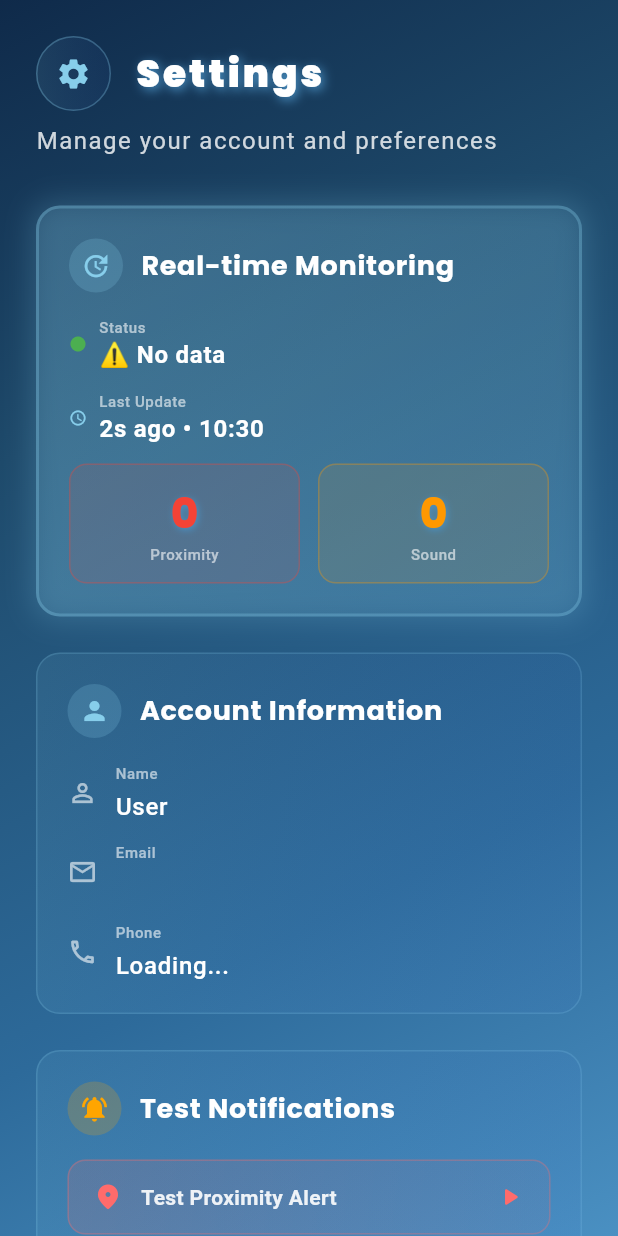
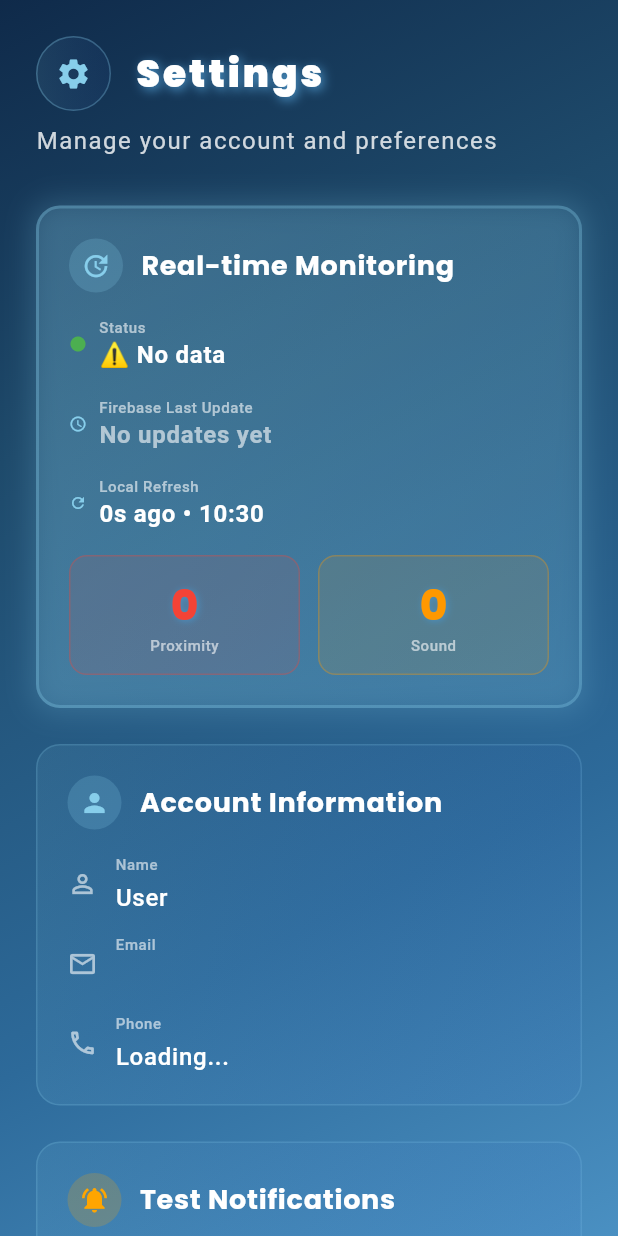
Before and after one commit to Ahmad-030/fyp_project, a Flutter app: the ChildSafetyMonitoringScreen screen opened directly, after a tap on the "security" icon, on a phone screen of 412 x 824 dp. Run offline on Flutter 3.47's test engine with Material 3 defaults, Android fonts, the phone set to English and light mode, and no system bars; our stand-ins replace firebase_auth, firebase_core, firebase_database, flutter_local_notifications, get, google_fonts and 3 more; accounts and stored records are empty.

Commit message:
first commit

```diff
--- a/lib/HomeScreen/Controller/SafetyMonitoring_Controller.dart
+++ b/lib/HomeScreen/Controller/SafetyMonitoring_Controller.dart
@@ -13,8 +13,12 @@ class SafetyMonitoringController extends GetxController {
   var soundAlerts = <Map<String, dynamic>>[].obs;
   var isLoading = true.obs;
   var lastRefreshTime = DateTime.now().obs;
-  var debugLogs = <String>[].obs; // Store debug logs for UI display
+  var debugLogs = <String>[].obs;
   var connectionStatus = 'Connecting...'.obs;
+
+  // ✅ NEW: Firebase server timestamp for accurate sync
+  var firebaseLastUpdate = Rx<DateTime?>(null);
+  var serverTime = DateTime.now().obs;
 
   late Set<String> _notifiedAlertIds;
   late Map<String, int> _lastSeenTimestamps;
@@ -27,6 +31,7 @@ class SafetyMonitoringController extends GetxController {
     _lastSeenTimestamps = {};
     _addLog('🚀 Controller initialized');
     _initializeNotifications();
+    _syncServerTime();
   }
 
   void _addLog(String message) {
@@ -35,9 +40,27 @@ class SafetyMonitoringController extends GetxController {
     debugLogs.add(logMessage);
     print(logMessage);
 
-    // Keep only last 100 logs
     if (debugLogs.length > 100) {
       debugLogs.removeAt(0);
+    }
+  }
+
+  // ✅ NEW: Sync with Firebase server time
+  Future<void> _syncServerTime() async {
+    try {
+      _addLog('⏰ Syncing with Firebase server time...');
+
+      // Get server timestamp reference
+      final serverRef = _database.ref().child('.info/serverTimeOffset');
+      final event = await serverRef.once();
+
+      if (event.snapshot.exists) {
+        final offset = (event.snapshot.value as num?)?.toInt() ?? 0;
+        serverTime.value = DateTime.now().add(Duration(milliseconds: offset));
+        _addLog('✅ Server time synced (offset: ${offset}ms)');
+      }
+    } catch (e) {
+      _addLog('⚠️ Server time sync error: $e');
     }
   }
 
@@ -81,6 +104,9 @@ class SafetyMonitoringController extends GetxController {
             proximityAlerts.clear();
             soundAlerts.clear();
 
+            // Track the latest Firebase timestamp
+            int latestTimestamp = 0;
+
             // Parse PROXIMITY alerts
             if (data.containsKey('PROXIMITY')) {
               _addLog('');
@@ -90,9 +116,16 @@ class SafetyMonitoringController extends GetxController {
 
               proxData.forEach((key, value) {
                 if (value is Map) {
+                  final alertMap = Map<String, dynamic>.from(value);
+                  final timestamp = _normalizeTimestamp(alertMap['lastUpdate'] ?? alertMap['timestamp'] ?? 0);
+
+                  if (timestamp > latestTimestamp) {
+                    latestTimestamp = timestamp;
+                  }
+
                   _parseAndProcessAlert(
                     key: key,
-                    alertMap: value,
+                    alertMap: alertMap,
                     alertType: 'PROXIMITY',
                     isProximity: true,
                   );
@@ -111,9 +144,16 @@ class SafetyMonitoringController extends GetxController {
 
               soundData.forEach((key, value) {
                 if (value is Map) {
+                  final alertMap = Map<String, dynamic>.from(value);
+                  final timestamp = _normalizeTimestamp(alertMap['lastUpdate'] ?? alertMap['timestamp'] ?? 0);
+
+                  if (timestamp > latestTimestamp) {
+                    latestTimestamp = timestamp;
+                  }
+
                   _parseAndProcessAlert(
                     key: key,
-                    alertMap: value,
+                    alertMap: alertMap,
                     alertType: 'SOUND_HAZARD',
                     isProximity: false,
                   );
@@ -121,6 +161,12 @@ class SafetyMonitoringController extends GetxController {
               });
             } else {
               _addLog('🔊 No SOUND_HAZARD alerts found');
+            }
+
+            // ✅ Update Firebase last update from latest alert
+            if (latestTimestamp > 0) {
+              firebaseLastUpdate.value = DateTime.fromMillisecondsSinceEpoch(latestTimestamp);
+              _addLog('⏱️ Latest Firebase Update: ${firebaseLastUpdate.value}');
             }
 
             // Summary
@@ -133,6 +179,7 @@ class SafetyMonitoringController extends GetxController {
           } else {
             _addLog('⚠️ No data in database');
             connectionStatus.value = '⚠️ No data';
+            firebaseLastUpdate.value = null;
           }
 
           isLoading.value = false;
@@ -237,6 +284,7 @@ class SafetyMonitoringController extends GetxController {
     return timestamp;
   }
 
+  // ✅ IMPROVED: Format timestamp with relative and absolute time
   String formatTimestamp(int timestamp) {
     if (timestamp == 0) return 'Unknown';
 
@@ -281,20 +329,54 @@ class SafetyMonitoringController extends GetxController {
     }
   }
 
+  // ✅ NEW: Get formatted Firebase last update time
+  String getFirebaseLastUpdateFormatted() {
+    if (firebaseLastUpdate.value == null) {
+      return 'No updates yet';
+    }
+
+    final lastUpdate = firebaseLastUpdate.value!;
+    final now = DateTime.now();
+    final diff = now.difference(lastUpdate);
+
+    if (diff.inSeconds <= 0) {
+      return 'Just now';
+    }
+    if (diff.inSeconds < 60) {
+      return '${diff.inSeconds}s ago • ${lastUpdate.hour.toString().padLeft(2, '0')}:${lastUpdate.minute.toString().padLeft(2, '0')}';
+    }
+    if (diff.inMinutes < 60) {
+      return '${diff.inMinutes}m ago • ${lastUpdate.hour.toString().padLeft(2, '0')}:${lastUpdate.minute.toString().padLeft(2, '0')}';
+    }
+    if (diff.inHours < 24) {
+      return '${diff.inHours}h ago • ${lastUpdate.hour.toString().padLeft(2, '0')}:${lastUpdate.minute.toString().padLeft(2, '0')}';
+    }
+    return 'Recently';
+  }
+
+  // ✅ NEW: Get connection status based on Firebase data
+  String getConnectionStatusDisplay() {
+    if (connectionStatus.value.contains('Error')) {
+      return '🔴 Connection Failed';
+    }
+    if (connectionStatus.value.contains('No data')) {
+      return '⚠️ No Data';
+    }
+    if (firebaseLastUpdate.value != null) {
+      return '🟢 Connected';
+    }
+    return '🟡 Connecting...';
+  }
+
   void _handleAlertNotification({
     required String alertId,
     required int timestamp,
     required String message,
     required bool isProximity,
   }) {
-    // ✅ Only send notification if BOTH conditions are met:
-    // 1. We've seen this alert before AND timestamp changed (new event)
-    // 2. OR it's the first time AND timestamp is recent
-
     if (_lastSeenTimestamps.containsKey(alertId)) {
       final lastSeenTimestamp = _lastSeenTimestamps[alertId]!;
 
-      // ✅ Check if timestamp CHANGED (indicating new alert)
       if (timestamp != lastSeenTimestamp) {
         _addLog('      🔔 NEW alert detected');
         _addLog('      Changed: $lastSeenTimestamp → $timestamp');
@@ -306,7 +388,6 @@ class SafetyMonitoringController extends GetxController {
         _addLog('      ℹ️ Duplicate (same timestamp - no notification)');
       }
     } else {
-      // First time seeing this alert - record but DON'T notify
       _addLog('      📝 First occurrence (recording - no notification yet)');
       _addLog('      Will notify when lastUpdate changes');
       _lastSeenTimestamps[alertId] = timestamp;
--- a/lib/HomeScreen/Controller/Setting_Controller.dart
+++ b/lib/HomeScreen/Controller/Setting_Controller.dart
@@ -18,9 +18,10 @@ class SettingsController extends GetxController {
   var fullName = ''.obs;
   var phoneNumber = ''.obs;
 
-  // Real-time monitoring status
+  // ✅ Real-time monitoring status with Firebase sync
   var connectionStatus = RxString('🟢 Connected');
   var lastRefreshTime = Rx<DateTime>(DateTime.now());
+  var firebaseLastUpdate = Rx<DateTime?>(null);
   var proximityAlerts = RxList<Map<String, dynamic>>();
   var soundAlerts = RxList<Map<String, dynamic>>();
 
@@ -73,7 +74,7 @@ class SettingsController extends GetxController {
     }
   }
 
-  // ✅ NEW: Setup real-time monitoring
+  // ✅ Setup real-time monitoring with Firebase timestamp tracking
   void _setupRealtimeMonitoring() {
     try {
       print('🔗 Setting up real-time monitoring...');
@@ -88,6 +89,7 @@ class SettingsController extends GetxController {
           soundAlerts.clear();
 
           final data = Map<String, dynamic>.from(event.snapshot.value as Map);
+          int latestTimestamp = 0;
 
           // Parse PROXIMITY alerts
           if (data.containsKey('PROXIMITY')) {
@@ -95,11 +97,17 @@ class SettingsController extends GetxController {
             proxData.forEach((key, value) {
               if (value is Map) {
                 final alertMap = Map<String, dynamic>.from(value);
+                final timestamp = _normalizeTimestamp(alertMap['lastUpdate'] ?? alertMap['timestamp'] ?? 0);
+
+                if (timestamp > latestTimestamp) {
+                  latestTimestamp = timestamp;
+                }
+
                 proximityAlerts.add({
                   'id': key,
                   'message': alertMap['message'] ?? 'Proximity Alert',
                   'status': alertMap['status'] ?? 'ACTIVE',
-                  'timestamp': alertMap['lastUpdate'] ?? alertMap['timestamp'] ?? 0,
+                  'timestamp': timestamp,
                 });
               }
             });
@@ -111,20 +119,35 @@ class SettingsController extends GetxController {
             soundData.forEach((key, value) {
               if (value is Map) {
                 final alertMap = Map<String, dynamic>.from(value);
+                final timestamp = _normalizeTimestamp(alertMap['lastUpdate'] ?? alertMap['timestamp'] ?? 0);
+
+                if (timestamp > latestTimestamp) {
+                  latestTimestamp = timestamp;
+                }
+
                 soundAlerts.add({
                   'id': key,
                   'message': alertMap['message'] ?? 'Sound Alert',
                   'status': alertMap['status'] ?? 'ACTIVE',
-                  'timestamp': alertMap['lastUpdate'] ?? alertMap['timestamp'] ?? 0,
+                  'timestamp': timestamp,
                 });
               }
             });
+          }
+
+          // ✅ Update Firebase last update from latest alert
+          if (latestTimestamp > 0) {
+            firebaseLastUpdate.value = DateTime.fromMillisecondsSinceEpoch(latestTimestamp);
+            print('⏱️ Latest Firebase Update: ${firebaseLastUpdate.value}');
+          } else {
+            firebaseLastUpdate.value = null;
           }
 
           print('✅ Real-time data updated');
         } else {
           print('⚠️ No alerts data found');
           connectionStatus.value = '⚠️ No data';
+          firebaseLastUpdate.value = null;
         }
       }, onError: (error) {
         print('❌ Real-time listener error: $error');
@@ -134,6 +157,58 @@ class SettingsController extends GetxController {
       print('❌ Error setting up monitoring: $e');
       connectionStatus.value = '🔴 Failed';
     }
+  }
+
+  // ✅ Normalize timestamp from Firebase
+  int _normalizeTimestamp(dynamic rawTimestamp) {
+    if (rawTimestamp == null) return 0;
+
+    int timestamp = 0;
+
+    if (rawTimestamp is int) {
+      timestamp = rawTimestamp;
+    } else if (rawTimestamp is double) {
+      timestamp = rawTimestamp.toInt();
+    } else if (rawTimestamp is String) {
+      timestamp = int.tryParse(rawTimestamp) ?? 0;
+    }
+
+    // Smart conversion for milliseconds vs seconds
+    if (timestamp > 0 && timestamp < 10000000000) {
+      final now = DateTime.now().millisecondsSinceEpoch;
+      final diff = (now - timestamp).abs();
+
+      if (diff > 3155760000000) {
+        timestamp = timestamp * 1000;
+      }
+    }
+
+    return timestamp;
+  }
+
+  // ✅ Get formatted Firebase last update
+  String getFirebaseLastUpdateFormatted() {
+    if (firebaseLastUpdate.value == null) {
+      return 'No updates yet';
+    }
+
+    final lastUpdate = firebaseLastUpdate.value!;
+    final now = DateTime.now();
+    final diff = now.difference(lastUpdate);
+
+    if (diff.inSeconds <= 0) {
+      return '${diff.inSeconds}s ago • ${lastUpdate.hour.toString().padLeft(2, '0')}:${lastUpdate.minute.toString().padLeft(2, '0')}';
+    }
+    if (diff.inSeconds < 60) {
+      return '${diff.inSeconds}s ago • ${lastUpdate.hour.toString().padLeft(2, '0')}:${lastUpdate.minute.toString().padLeft(2, '0')}';
+    }
+    if (diff.inMinutes < 60) {
+      return '${diff.inMinutes}m ago • ${lastUpdate.hour.toString().padLeft(2, '0')}:${lastUpdate.minute.toString().padLeft(2, '0')}';
+    }
+    if (diff.inHours < 24) {
+      return '${diff.inHours}h ago • ${lastUpdate.hour.toString().padLeft(2, '0')}:${lastUpdate.minute.toString().padLeft(2, '0')}';
+    }
+    return '${diff.inDays}d ago • ${lastUpdate.hour.toString().padLeft(2, '0')}:${lastUpdate.minute.toString().padLeft(2, '0')}';
   }
 
   // Test proximity notification
--- a/lib/HomeScreen/Setting.dart
+++ b/lib/HomeScreen/Setting.dart
@@ -4,8 +4,8 @@ import 'package:firebase_auth/firebase_auth.dart';
 import 'package:google_fonts/google_fonts.dart';
 
 import 'Controller/Setting_Controller.dart';
-import 'Controller/SafetyMonitoring_Controller.dart';
 import '../Theme/app_theme.dart';
+import 'Controller/Setting_Controller.dart' as controller;
 
 class SettingsScreen extends StatelessWidget {
   const SettingsScreen({Key? key}) : super(key: key);
@@ -13,8 +13,6 @@ class SettingsScreen extends StatelessWidget {
   @override
   Widget build(BuildContext context) {
     final SettingsController controller = Get.put(SettingsController());
-    // Get the SafetyMonitoringController to access real-time data
-    final SafetyMonitoringController monitoringController = Get.find<SafetyMonitoringController>();
 
     return Scaffold(
       body: Container(
@@ -37,8 +35,8 @@ class SettingsScreen extends StatelessWidget {
                   _buildHeader(),
                   const SizedBox(height: 32),
 
-                  // ✅ NEW: Real-time Last Update Section
-                  _buildRealtimeUpdateSection(monitoringController),
+                  // ✅ UPDATED: Real-time Last Update Section with Firebase Data
+                  _buildRealtimeUpdateSection(controller),
                   const SizedBox(height: 24),
 
                   _buildUserSection(controller),
@@ -98,8 +96,8 @@ class SettingsScreen extends StatelessWidget {
     );
   }
 
-  // ✅ NEW: Real-time Update Section
-  Widget _buildRealtimeUpdateSection(SafetyMonitoringController controller) {
+  // ✅ UPDATED: Real-time Update Section with Firebase Last Update
+  Widget _buildRealtimeUpdateSection(SettingsController controller) {
     return Obx(() => Container(
       padding: const EdgeInsets.all(20),
       decoration: BoxDecoration(
@@ -148,7 +146,7 @@ class SettingsScreen extends StatelessWidget {
           ),
           const SizedBox(height: 16),
 
-          // Connection Status
+          // ✅ Connection Status
           Row(
             children: [
               const Icon(
@@ -176,9 +174,9 @@ class SettingsScreen extends StatelessWidget {
               ),
             ],
           ),
-          const SizedBox(height: 12),
+          const SizedBox(height: 16),
 
-          // Last Update Time
+          // ✅ UPDATED: Firebase Last Update Time
           Row(
             children: [
               const Icon(
@@ -192,11 +190,44 @@ class SettingsScreen extends StatelessWidget {
                   crossAxisAlignment: CrossAxisAlignment.start,
                   children: [
                     Text(
-                      'Last Update',
+                      'Firebase Last Update',
                       style: AppTheme.caption,
                     ),
                     Text(
-                      _formatLastUpdate(controller.lastRefreshTime.value),
+                      controller.getFirebaseLastUpdateFormatted(),
+                      style: AppTheme.bodyLarge.copyWith(
+                        fontWeight: FontWeight.w600,
+                        color: controller.firebaseLastUpdate.value != null
+                            ? Colors.white
+                            : Colors.white.withOpacity(0.6),
+                      ),
+                    ),
+                  ],
+                ),
+              ),
+            ],
+          ),
+          const SizedBox(height: 16),
+
+          // ✅ Local Refresh Time
+          Row(
+            children: [
+              const Icon(
+                Icons.refresh,
+                size: 12,
+                color: AppTheme.secondaryAccent,
+              ),
+              const SizedBox(width: 8),
+              Expanded(
+                child: Column(
+                  crossAxisAlignment: CrossAxisAlignment.start,
+                  children: [
+                    Text(
+                      'Local Refresh',
+                      style: AppTheme.caption,
+                    ),
+                    Text(
+                      _formatLocalRefreshTime(controller.lastRefreshTime.value),
                       style: AppTheme.bodyLarge.copyWith(
                         fontWeight: FontWeight.w600,
                       ),
@@ -206,9 +237,9 @@ class SettingsScreen extends StatelessWidget {
               ),
             ],
           ),
-          const SizedBox(height: 12),
+          const SizedBox(height: 16),
 
-          // Alert Counts
+          // ✅ Alert Counts
           Row(
             children: [
               Expanded(
@@ -271,18 +302,19 @@ class SettingsScreen extends StatelessWidget {
     ));
   }
 
-  String _formatLastUpdate(DateTime lastUpdate) {
+  // ✅ Helper function to format local refresh time
+  String _formatLocalRefreshTime(DateTime lastRefresh) {
     final now = DateTime.now();
-    final diff = now.difference(lastUpdate);
+    final diff = now.difference(lastRefresh);
 
     if (diff.inSeconds < 60) {
-      return '${diff.inSeconds}s ago • ${lastUpdate.hour.toString().padLeft(2, '0')}:${lastUpdate.minute.toString().padLeft(2, '0')}';
+      return '${diff.inSeconds}s ago • ${lastRefresh.hour.toString().padLeft(2, '0')}:${lastRefresh.minute.toString().padLeft(2, '0')}';
     }
     if (diff.inMinutes < 60) {
-      return '${diff.inMinutes}m ago • ${lastUpdate.hour.toString().padLeft(2, '0')}:${lastUpdate.minute.toString().padLeft(2, '0')}';
+      return '${diff.inMinutes}m ago • ${lastRefresh.hour.toString().padLeft(2, '0')}:${lastRefresh.minute.toString().padLeft(2, '0')}';
     }
     if (diff.inHours < 24) {
-      return '${diff.inHours}h ago • ${lastUpdate.hour.toString().padLeft(2, '0')}:${lastUpdate.minute.toString().padLeft(2, '0')}';
+      return '${diff.inHours}h ago • ${lastRefresh.hour.toString().padLeft(2, '0')}:${lastRefresh.minute.toString().padLeft(2, '0')}';
     }
     return 'Recently';
   }
--- a/lib/Splash_Screen/SplashScreen_ui.dart
+++ b/lib/Splash_Screen/SplashScreen_ui.dart
@@ -131,7 +131,7 @@ class SplashScreen extends StatelessWidget {
             ).createShader(bounds);
           },
           child: Text(
-            'Robotic',
+            'Child Safety',
             style: TextStyle(
               fontSize: 52,
               fontWeight: FontWeight.w900,
```
Also changed, not shown: lib/Services/Notification_service.dart (+31 -10 lines), 2 other files.
